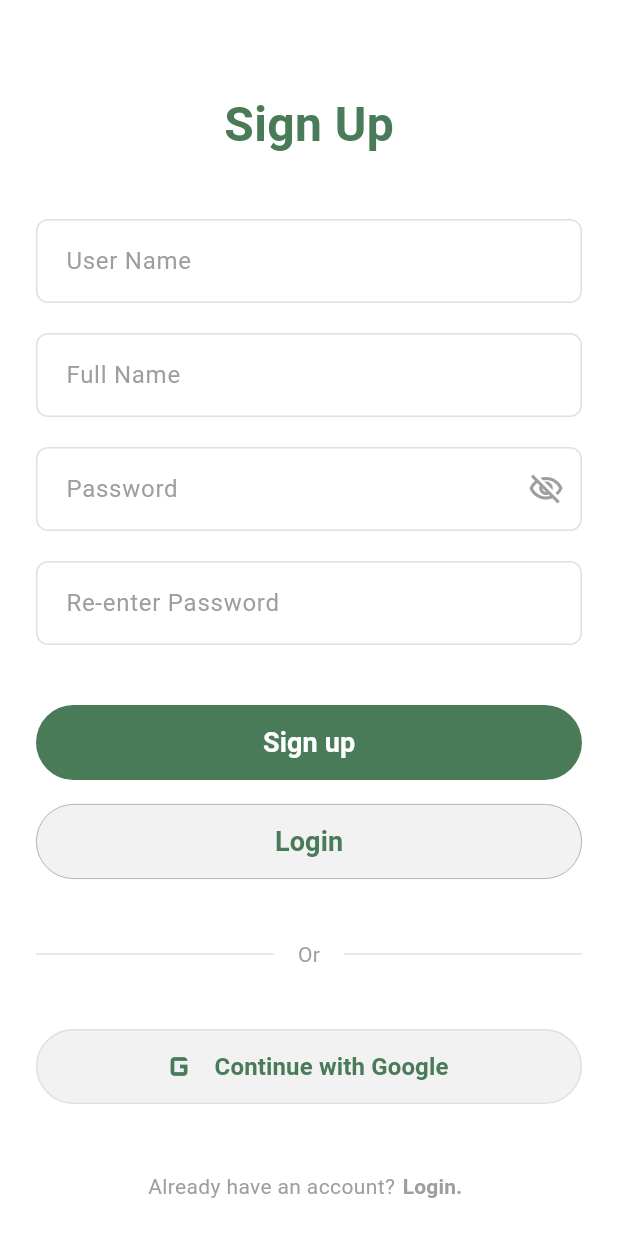
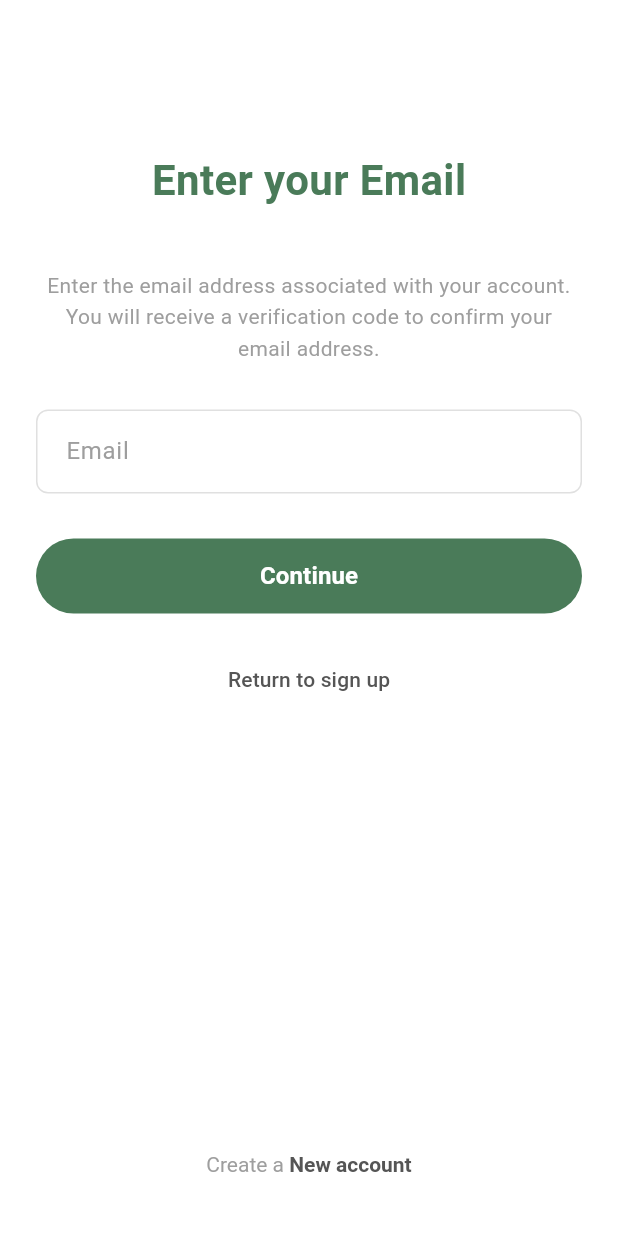
Before and after one commit to chaminipalliyaguru/EcoSense, a Flutter app: the SignupScreen screen opened directly, after a tap on "Sign up", on a phone screen of 412 x 824 dp. Run offline on Flutter 3.47's test engine with Material 3 defaults, Android fonts, the phone set to English and light mode, and no system bars.

Commit message:
feat: initialize project structure with authentication, wellcome screens, and cross-platform build configurations

```diff
--- a/lib/features/login_and_signup/signup_screen.dart
+++ b/lib/features/login_and_signup/signup_screen.dart
@@ -1,4 +1,5 @@
 import 'package:flutter/material.dart';
+import '../verify_email/verify_email_screen.dart';
 
 class SignupScreen extends StatefulWidget {
   const SignupScreen({super.key});
@@ -101,7 +102,11 @@ class _SignupScreenState extends State<SignupScreen> {
                 height: 50,
                 child: ElevatedButton(
                   onPressed: () {
-                    // Sign up action
+                    // Navigate to email verification process
+                    Navigator.push(
+                      context,
+                      MaterialPageRoute(builder: (context) => const VerifyEmailScreen()),
+                    );
                   },
                   style: ElevatedButton.styleFrom(
                     backgroundColor: _primaryGreen,
--- a/lib/features/splash/welcome_screen.dart
+++ b/lib/features/splash/welcome_screen.dart
@@ -135,7 +135,7 @@ class _WelcomeScreenState extends State<WelcomeScreen> {
                             elevation: 3,
                           ),
                           child: const Text(
-                            "Sign in",
+                            "Sign up",
                             style: TextStyle(
                               color: Colors.white,
                               fontSize: 18,
--- /dev/null
+++ b/lib/features/verify_email/verify_email_screen.dart
@@ -0,0 +1,146 @@
+import 'package:flutter/material.dart';
+import 'verify_code_screen.dart';
+
+class VerifyEmailScreen extends StatefulWidget {
+  const VerifyEmailScreen({super.key});
+
+  @override
+  State<VerifyEmailScreen> createState() => _VerifyEmailScreenState();
+}
+
+class _VerifyEmailScreenState extends State<VerifyEmailScreen> {
+  final Color _primaryGreen = const Color(0xFF4A7B59); // Match image green color
+
+  @override
+  Widget build(BuildContext context) {
+    return Scaffold(
+      backgroundColor: Colors.white,
+      body: SafeArea(
+        child: Padding(
+          padding: const EdgeInsets.symmetric(horizontal: 24.0, vertical: 40.0),
+          child: Column(
+            crossAxisAlignment: CrossAxisAlignment.center,
+            children: [
+              const SizedBox(height: 60),
+
+              // Title
+              Text(
+                "Enter your Email",
+                style: TextStyle(
+                  fontSize: 28,
+                  fontWeight: FontWeight.bold,
+                  color: _primaryGreen,
+                ),
+              ),
+              const SizedBox(height: 40),
+
+              // Subtitle
+              const Text(
+                "Enter the email address associated with your account.\nYou will receive a verification code to confirm your\nemail address.",
+                textAlign: TextAlign.center,
+                style: TextStyle(
+                  fontSize: 14,
+                  fontWeight: FontWeight.w400,
+                  color: Colors.grey,
+                  height: 1.5,
+                ),
+              ),
+              const SizedBox(height: 30),
+
+              // Email Field
+              TextField(
+                decoration: InputDecoration(
+                  hintText: "Email",
+                  hintStyle: const TextStyle(color: Colors.grey),
+                  contentPadding: const EdgeInsets.symmetric(horizontal: 16, vertical: 16),
+                  border: OutlineInputBorder(
+                    borderRadius: BorderRadius.circular(8),
+                    borderSide: const BorderSide(color: Colors.grey, width: 1),
+                  ),
+                  enabledBorder: OutlineInputBorder(
+                    borderRadius: BorderRadius.circular(8),
+                    borderSide: BorderSide(color: Colors.grey.shade300, width: 1),
+                  ),
+                  focusedBorder: OutlineInputBorder(
+                    borderRadius: BorderRadius.circular(8),
+                    borderSide: BorderSide(color: _primaryGreen, width: 1),
+                  ),
+                ),
+              ),
+              const SizedBox(height: 30),
+
+              // Continue Button
+              SizedBox(
+                width: double.infinity,
+                height: 50,
+                child: ElevatedButton(
+                  onPressed: () {
+                    // Continue to enter verification code
+                    Navigator.push(
+                      context,
+                      MaterialPageRoute(builder: (context) => const VerifyCodeScreen()),
+                    );
+                  },
+                  style: ElevatedButton.styleFrom(
+                    backgroundColor: _primaryGreen,
+                    shape: RoundedRectangleBorder(
+                      borderRadius: BorderRadius.circular(25),
+                    ),
+                    elevation: 0,
+                  ),
+                  child: const Text(
+                    "Continue",
+                    style: TextStyle(
+                      color: Colors.white,
+                      fontSize: 16,
+                      fontWeight: FontWeight.w600,
+                    ),
+                  ),
+                ),
+              ),
+              const SizedBox(height: 20),
+
+              // Return to sign up Button
+              TextButton(
+                onPressed: () {
+                  Navigator.pop(context);
+                },
+                child: const Text(
+                  "Return to sign up",
+                  style: TextStyle(
+                    color: Color(0xFF555555),
+                    fontSize: 14,
+                  ),
+                ),
+              ),
+
+              const Spacer(),
+
+              // Create a New account
+              GestureDetector(
+                onTap: () {
+                  // Navigate to sign up
+                },
+                child: RichText(
+                  text: const TextSpan(
+                    text: "Create a ",
+                    style: TextStyle(color: Colors.grey, fontSize: 14),
+                    children: [
+                      TextSpan(
+                        text: "New account",
+                        style: TextStyle(
+                          color: Color(0xFF555555),
+                          fontWeight: FontWeight.bold,
+                        ),
+                      ),
+                    ],
+                  ),
+                ),
+              ),
+            ],
+          ),
+        ),
+      ),
+    );
+  }
+}
```
Also changed, not shown: lib/features/verify_email/verify_code_screen.dart (added, +367 -0 lines).
